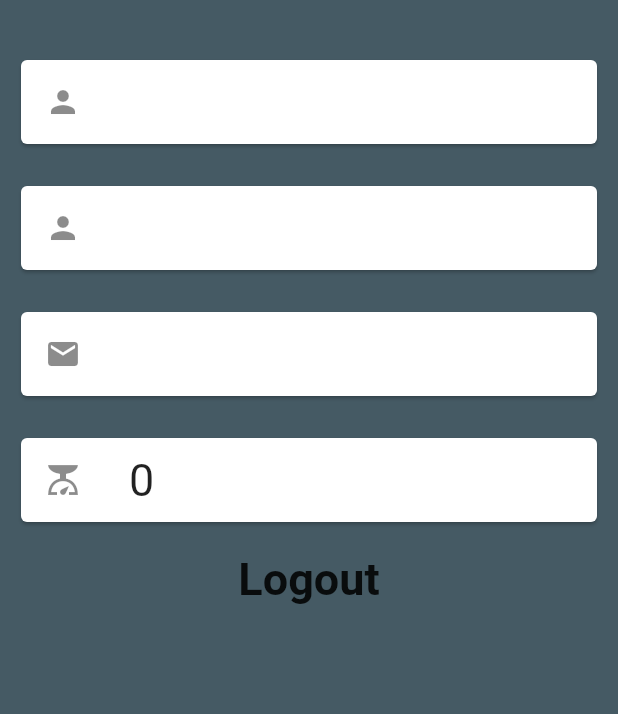
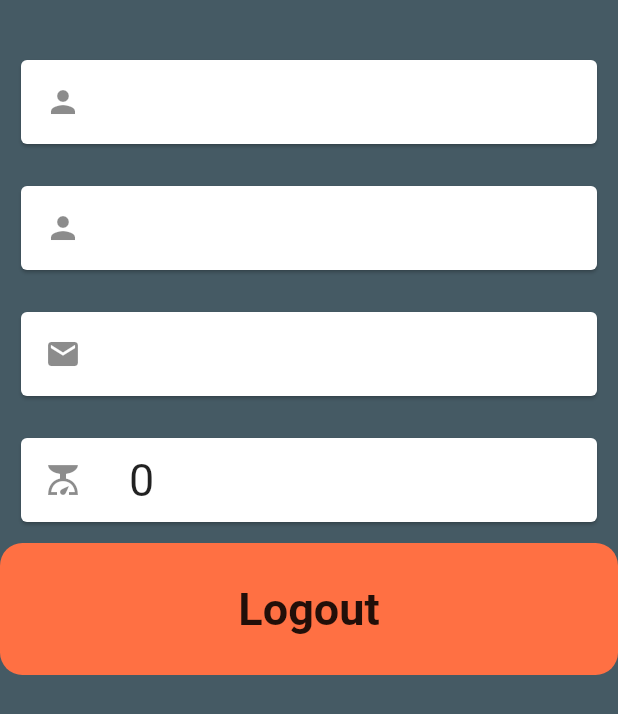
Before and after one commit to TolentinoDev/IronAeacus, a Flutter app: the ProfileScreen screen opened by its route, on a phone screen of 412 x 824 dp. Shown: the top 714 px of the screen. Run offline on Flutter 3.47's test engine with Material 2 defaults, Android fonts, the phone set to English and light mode, and no system bars; our stand-ins replace cloud_firestore, firebase_auth, firebase_core, hidden_drawer_menu; accounts and stored records are empty.

Commit message:
Cleaned up code/improved UI

```diff
--- a/lib/models/get_username.dart
+++ /dev/null
@@ -1,98 +0,0 @@
-
-import 'package:firebase_auth/firebase_auth.dart';
-import 'package:cloud_firestore/cloud_firestore.dart';
-import 'package:flutter/material.dart';
-
-class GetFirstName extends StatelessWidget {
-
-  final firestore = FirebaseFirestore.instance;
-  var user = FirebaseAuth.instance.currentUser!.email;
-
-  @override
-  Widget build(BuildContext context) {
-    CollectionReference users = FirebaseFirestore.instance.collection('profile');
-
-    return FutureBuilder<DocumentSnapshot>(
-      future: users.doc(user).get(),
-      builder: ((context, snapshot){
-        if (snapshot.connectionState == ConnectionState.done) {
-          Map<String, dynamic> data =
-          snapshot.data!.data() as Map<String, dynamic>;
-          return Text('${data['firstname']}',style: TextStyle(fontSize: 30));
-        }
-    return Text ('loading');
-    }),
-    );
-    }
-  }
-
-class GetLastName extends StatelessWidget {
-
-  final firestore = FirebaseFirestore.instance;
-  var user = FirebaseAuth.instance.currentUser!.email;
-
-  @override
-  Widget build(BuildContext context) {
-    CollectionReference users = FirebaseFirestore.instance.collection('profile');
-
-    return FutureBuilder<DocumentSnapshot>(
-      future: users.doc(user).get(),
-      builder: ((context, snapshot){
-        if (snapshot.connectionState == ConnectionState.done) {
-          Map<String, dynamic> data =
-          snapshot.data!.data() as Map<String, dynamic>;
-          return Text('${data['lastname']}',style: TextStyle(fontSize: 30));
-        }
-        return Text ('loading');
-      }),
-    );
-  }
-}
-
-class GetWeight extends StatelessWidget {
-
-  final firestore = FirebaseFirestore.instance;
-  var user = FirebaseAuth.instance.currentUser!.email;
-
-  @override
-  Widget build(BuildContext context) {
-    CollectionReference users = FirebaseFirestore.instance.collection('profile');
-
-    return FutureBuilder<DocumentSnapshot>(
-      future: users.doc(user).get(),
-      builder: ((context, snapshot){
-        if (snapshot.connectionState == ConnectionState.done) {
-          Map<String, dynamic> data =
-          snapshot.data!.data() as Map<String, dynamic>;
-          return Text('${data['weight']}',style: TextStyle(fontSize: 30));
-        }
-        return Text ('loading');
-      }),
-    );
-  }
-}
-
-class GetGender extends StatelessWidget {
-
-  final firestore = FirebaseFirestore.instance;
-  var user = FirebaseAuth.instance.currentUser!.email;
-
-  @override
-  Widget build(BuildContext context) {
-    CollectionReference users = FirebaseFirestore.instance.collection('profile');
-
-    return FutureBuilder<DocumentSnapshot>(
-      future: users.doc(user).get(),
-      builder: ((context, snapshot){
-        if (snapshot.connectionState == ConnectionState.done) {
-          Map<String, dynamic> data =
-          snapshot.data!.data() as Map<String, dynamic>;
-          var test =  Text('${data['gender']}',style: TextStyle(fontSize: 30)) as Widget;
-          return test;
-        }
-
-        return Text ('loading');
-      }),
-    );
-  }
-}
--- a/lib/models/workout.dart
+++ /dev/null
@@ -1,10 +0,0 @@
-class Workout {
-  final String workoutName;
-  String reps;
-  String weight1;
-  String weight2;
-  String weight3;
-
-  Workout ({required this.workoutName, required this.reps, required this.weight1,required this.weight2, required this.weight3});
-
-}
--- a/lib/models/workout_data.dart
+++ /dev/null
@@ -1,18 +0,0 @@
-import 'package:flutter/material.dart';
-import 'package:ironaeacus/screens/workout_screen.dart';
-import 'package:ironaeacus/models/workout.dart';
-
-class WorkoutData extends ChangeNotifier {
-
-  List <Workout> chest = [
-   Workout(workoutName: "Bench Press", reps: '10', weight1: '0', weight2: '0', weight3: '0'),
-    Workout(workoutName: "Incline Bench Press", reps: '10', weight1: '0', weight2: '0', weight3: '0'),
-    Workout(workoutName: "Push Ups", reps: '10', weight1: '0', weight2: '0', weight3: '0'),
-    Workout(workoutName: "Decline Bench Press", reps: '10', weight1: '0', weight2: '0', weight3: '0'),
-    Workout(workoutName: "Cable Flys", reps: '10', weight1: '0', weight2: '0', weight3: '0'),
-
-  ];
-  void updateWorkout(Workout workout){
-    notifyListeners();
-  }
-}
--- a/lib/screens/profile_screen.dart
+++ b/lib/screens/profile_screen.dart
@@ -1,12 +1,7 @@
 import 'package:flutter/material.dart';
-import 'package:ironaeacus/screens/main_screen.dart';
-import 'package:ironaeacus/screens/navigation.dart';
 import 'package:ironaeacus/screens/welcome_screen.dart';
-import 'package:ironaeacus/screens/workoutlog_screen.dart';
 import 'package:firebase_auth/firebase_auth.dart';
 import 'package:cloud_firestore/cloud_firestore.dart';
-import 'package:ironaeacus/models/get_username.dart';
-import 'package:ironaeacus/screens/login_screen.dart';
 class ProfileScreen extends StatelessWidget {
 
   static String id = 'profile_screen';
@@ -14,7 +9,6 @@ class ProfileScreen extends StatelessWidget {
   final firestore = FirebaseFirestore.instance;
   final user = FirebaseAuth.instance.currentUser!.email;
   final docRef = FirebaseFirestore.instance.collection("profile").doc('user');
-  //var user = FirebaseAuth.instance.currentUser.;
   String firstname = ' ';
   String lastname = ' ';
   String weight = ' ';
@@ -70,7 +64,14 @@ class ProfileScreen extends StatelessWidget {
      ),
 
               ),
-              MaterialButton(
+    Container(
+    padding: EdgeInsets.all(20),
+    decoration: BoxDecoration(
+    color: Colors.deepOrange[400],
+    borderRadius: BorderRadius.circular(15)
+    ) ,
+    child: Center(
+              child: MaterialButton(
                   onPressed: () async {
                     showDialog(context: context, builder: (context) {
                       return Center(child: CircularProgressIndicator());
@@ -85,6 +86,9 @@ class ProfileScreen extends StatelessWidget {
 
               )
 
+    ),
+    ),
+
               ]
         )
           );
@@ -92,3 +96,98 @@ class ProfileScreen extends StatelessWidget {
 
   }
 }
+
+
+class GetFirstName extends StatelessWidget {
+
+  final firestore = FirebaseFirestore.instance;
+  var user = FirebaseAuth.instance.currentUser!.email;
+
+  @override
+  Widget build(BuildContext context) {
+    CollectionReference users = FirebaseFirestore.instance.collection('profile');
+
+    return FutureBuilder<DocumentSnapshot>(
+      future: users.doc(user).get(),
+      builder: ((context, snapshot){
+        if (snapshot.connectionState == ConnectionState.done) {
+          Map<String, dynamic> data =
+          snapshot.data!.data() as Map<String, dynamic>;
+          return Text('${data['firstname']}',style: TextStyle(fontSize: 30));
+        }
+        return Text ('loading');
+      }),
+    );
+  }
+}
+
+class GetLastName extends StatelessWidget {
+
+  final firestore = FirebaseFirestore.instance;
+  var user = FirebaseAuth.instance.currentUser!.email;
+
+  @override
+  Widget build(BuildContext context) {
+    CollectionReference users = FirebaseFirestore.instance.collection('profile');
+
+    return FutureBuilder<DocumentSnapshot>(
+      future: users.doc(user).get(),
+      builder: ((context, snapshot){
+        if (snapshot.connectionState == ConnectionState.done) {
+          Map<String, dynamic> data =
+          snapshot.data!.data() as Map<String, dynamic>;
+          return Text('${data['lastname']}',style: TextStyle(fontSize: 30));
+        }
+        return Text ('loading');
+      }),
+    );
+  }
+}
+
+class GetWeight extends StatelessWidget {
+
+  final firestore = FirebaseFirestore.instance;
+  var user = FirebaseAuth.instance.currentUser!.email;
+
+  @override
+  Widget build(BuildContext context) {
+    CollectionReference users = FirebaseFirestore.instance.collection('profile');
+
+    return FutureBuilder<DocumentSnapshot>(
+      future: users.doc(user).get(),
+      builder: ((context, snapshot){
+        if (snapshot.connectionState == ConnectionState.done) {
+          Map<String, dynamic> data =
+          snapshot.data!.data() as Map<String, dynamic>;
+          return Text('${data['weight']}',style: TextStyle(fontSize: 30));
+        }
+        return Text ('loading');
+      }),
+    );
+  }
+}
+
+class GetGender extends StatelessWidget {
+
+  final firestore = FirebaseFirestore.instance;
+  var user = FirebaseAuth.instance.currentUser!.email;
+
+  @override
+  Widget build(BuildContext context) {
+    CollectionReference users = FirebaseFirestore.instance.collection('profile');
+
+    return FutureBuilder<DocumentSnapshot>(
+      future: users.doc(user).get(),
+      builder: ((context, snapshot){
+        if (snapshot.connectionState == ConnectionState.done) {
+          Map<String, dynamic> data =
+          snapshot.data!.data() as Map<String, dynamic>;
+          var test =  Text('${data['gender']}',style: TextStyle(fontSize: 30)) as Widget;
+          return test;
+        }
+
+        return Text ('loading');
+      }),
+    );
+  }
+}
--- a/lib/screens/workoutdetails_screen.dart
+++ b/lib/screens/workoutdetails_screen.dart
@@ -1,9 +1,4 @@
 import 'package:flutter/material.dart';
-import 'package:firebase_auth/firebase_auth.dart';
-import 'package:cloud_firestore/cloud_firestore.dart';
-import 'package:ironaeacus/screens/main_screen.dart';
-import 'package:ironaeacus/screens/profile_screen.dart';
-import 'package:ironaeacus/screens/workoutdetails_screen.dart';
 
 class WorkoutDetailsScreen extends StatelessWidget {
   final String workoutoftheday;
--- a/lib/widgets/workout_type.dart
+++ b/lib/widgets/workout_type.dart
@@ -1,11 +1,8 @@
-
 import 'package:flutter/material.dart';
-import 'package:ironaeacus/widgets/workout_tile.dart';
 
 class WorkoutType extends StatelessWidget {
   final String workoutType;
   final bool isSelected;
-
   late final VoidCallback onTap;
 
   WorkoutType({
```
Also changed, not shown: lib/main.dart (+1 -7 lines), lib/screens/main_screen.dart (+0 -15 lines), lib/screens/register_screen.dart (+9 -9 lines), lib/screens/workout_screen.dart (+5 -8 lines), lib/screens/workoutlog_screen.dart (+1 -18 lines), lib/widgets/workout_tile.dart (+0 -14 lines).
